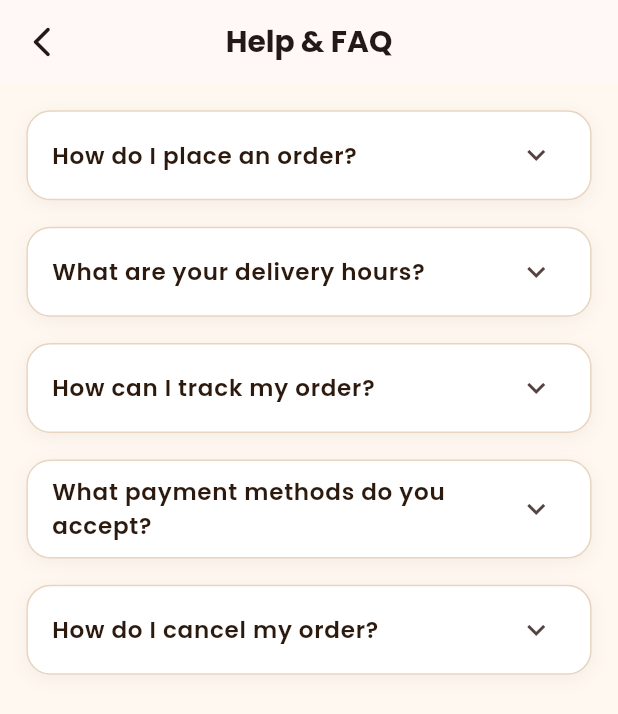
After one commit to NAYAN410/bobu_pizza, a Flutter app: the HelpFaqScreen screen opened by its route, on a phone screen of 412 x 824 dp. The commit adds this screen. Shown: the top 714 px of the screen. Run offline on Flutter 3.47's test engine with Material 3 defaults, Android fonts, the phone set to English and light mode, and no system bars; our stand-ins replace flutter_dotenv, google_fonts, google_sign_in, lottie, shared_preferences, supabase_flutter; accounts and stored records are empty; statements that could not run were skipped; project files that could hold a hidden picture were left out.

Commit message:
fixing profile tab

```diff
--- a/lib/main.dart
+++ b/lib/main.dart
@@ -9,6 +9,8 @@ import 'screens/checkout_screen.dart';
 import 'screens/error_screen.dart';
 import 'screens/address_screen.dart';
 import 'screens/edit_profile_screen.dart';
+import 'screens/help_faq_screen.dart';
+import 'screens/privacy_policy_screen.dart';
 import 'services/theme_service.dart';
 
 final GlobalKey<NavigatorState> navigatorKey = GlobalKey<NavigatorState>();
@@ -66,6 +68,8 @@ class MyApp extends StatelessWidget {
             '/error': (context) => const ErrorScreen(),
             '/addresses': (context) => const AddressScreen(),
             '/edit-profile': (context) => const EditProfileScreen(),
+            '/help-faq': (context) => const HelpFaqScreen(),
+            '/privacy-policy': (context) => const PrivacyPolicyScreen(),
           },
         );
       },
--- /dev/null
+++ b/lib/screens/help_faq_screen.dart
@@ -0,0 +1,103 @@
+import 'package:flutter/material.dart';
+import 'package:google_fonts/google_fonts.dart';
+import '../core/constants.dart';
+
+class HelpFaqScreen extends StatelessWidget {
+  const HelpFaqScreen({super.key});
+
+  @override
+  Widget build(BuildContext context) {
+    final sw = MediaQuery.of(context).size.width;
+    final double scale = (sw.clamp(0.0, 430.0) / 375).clamp(0.85, 1.1);
+    final isDark = Theme.of(context).brightness == Brightness.dark;
+
+    final faqs = [
+      {
+        'question': 'How do I place an order?',
+        'answer': 'Simply browse our delicious pizzas, add them to your cart, and proceed to checkout. You can choose your preferred delivery address and payment method.'
+      },
+      {
+        'question': 'What are your delivery hours?',
+        'answer': 'We deliver every day from 10:00 AM to 11:00 PM. Last orders are taken 30 minutes before closing.'
+      },
+      {
+        'question': 'How can I track my order?',
+        'answer': 'Once your order is placed, you can track its status in real-time through the "My Orders" section in your profile.'
+      },
+      {
+        'question': 'What payment methods do you accept?',
+        'answer': 'We accept credit/debit cards, UPI, and Cash on Delivery.'
+      },
+      {
+        'question': 'How do I cancel my order?',
+        'answer': 'You can cancel your order within 5 minutes of placing it. After that, we start preparing your fresh pizza and cancellations are not possible.'
+      },
+    ];
+
+    return Scaffold(
+      appBar: AppBar(
+        title: Text(
+          'Help & FAQ',
+          style: GoogleFonts.poppins(
+            fontWeight: FontWeight.bold,
+            fontSize: 18 * scale,
+          ),
+        ),
+        centerTitle: true,
+        leading: IconButton(
+          onPressed: () => Navigator.pop(context),
+          icon: const Icon(Icons.arrow_back_ios_new_rounded),
+        ),
+      ),
+      body: ListView.builder(
+        padding: EdgeInsets.all(16 * scale),
+        physics: const BouncingScrollPhysics(),
+        itemCount: faqs.length,
+        itemBuilder: (context, index) {
+          final faq = faqs[index];
+          return Container(
+            margin: EdgeInsets.only(bottom: 16 * scale),
+            decoration: BoxDecoration(
+              color: isDark ? Colors.white.withOpacity(0.05) : Colors.white,
+              borderRadius: BorderRadius.circular(16),
+              border: Border.all(
+                color: isDark ? Colors.white10 : const Color(0xFFE8D5C0),
+                width: 1,
+              ),
+              boxShadow: isDark ? [] : [
+                BoxShadow(
+                  color: const Color(0xFF2D1A0E).withOpacity(0.05),
+                  blurRadius: 10,
+                  offset: const Offset(0, 3),
+                ),
+              ],
+            ),
+            child: ExpansionTile(
+              shape: const RoundedRectangleBorder(side: BorderSide.none),
+              title: Text(
+                faq['question']!,
+                style: GoogleFonts.poppins(
+                  fontSize: 14 * scale,
+                  fontWeight: FontWeight.w600,
+                  color: isDark ? Colors.white : const Color(0xFF2D1A0E),
+                ),
+              ),
+              children: [
+                Padding(
+                  padding: EdgeInsets.fromLTRB(16 * scale, 0, 16 * scale, 16 * scale),
+                  child: Text(
+                    faq['answer']!,
+                    style: GoogleFonts.poppins(
+                      fontSize: 13 * scale,
+                      color: isDark ? Colors.white70 : const Color(0xFF2D1A0E).withOpacity(0.7),
+                    ),
+                  ),
+                ),
+              ],
+            ),
+          );
+        },
+      ),
+    );
+  }
+}
```
Also changed, not shown: lib/screens/edit_profile_screen.dart (+15 -5 lines), lib/screens/privacy_policy_screen.dart (added, +116 -0 lines), lib/screens/tabs/profile_tab.dart (+65 -62 lines).
